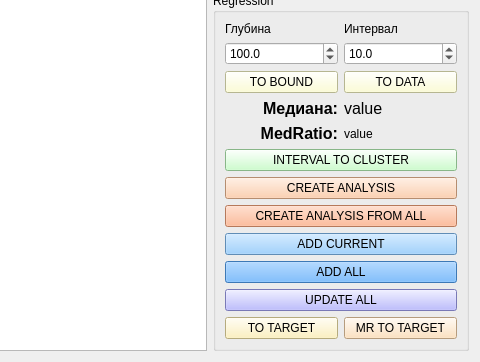
Qt form qt/form_well_log.ui (idergunoff/geovel_1.0) before a commit; both pictures show x 125 to 605 and y 379 to 741 of the 605 by 741 pixel window.
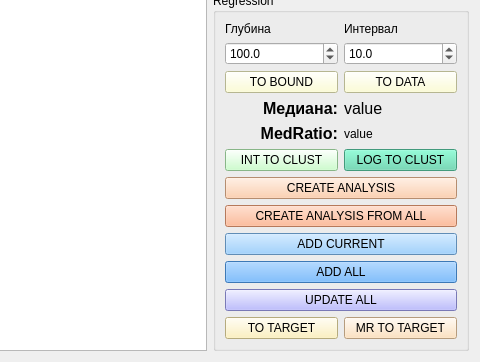
The same form after that commit. Custom widgets are drawn as their Qt base class.

Commit message: add button to form_well_log.py - interval to cluster

The edit to the form file:
```diff
--- a/qt/form_well_log.ui
+++ b/qt/form_well_log.ui
@@ -342,13 +342,23 @@
             </property>
            </widget>
           </item>
-          <item row="5" column="0" colspan="2">
+          <item row="5" column="0">
            <widget class="QPushButton" name="pushButton_add_interval_to_cluster">
             <property name="styleSheet">
              <string notr="true">background-color: rgb(191, 255, 191);</string>
             </property>
             <property name="text">
-             <string>INTERVAL TO CLUSTER</string>
+             <string>INT TO CLUST</string>
+            </property>
+           </widget>
+          </item>
+          <item row="5" column="1">
+           <widget class="QPushButton" name="pushButton_add_well_log_to_cluster">
+            <property name="styleSheet">
+             <string notr="true">background-color: rgb(92, 215, 173);</string>
+            </property>
+            <property name="text">
+             <string>LOG TO CLUST</string>
             </property>
            </widget>
           </item>
```
The commit also changes 1 other file.
